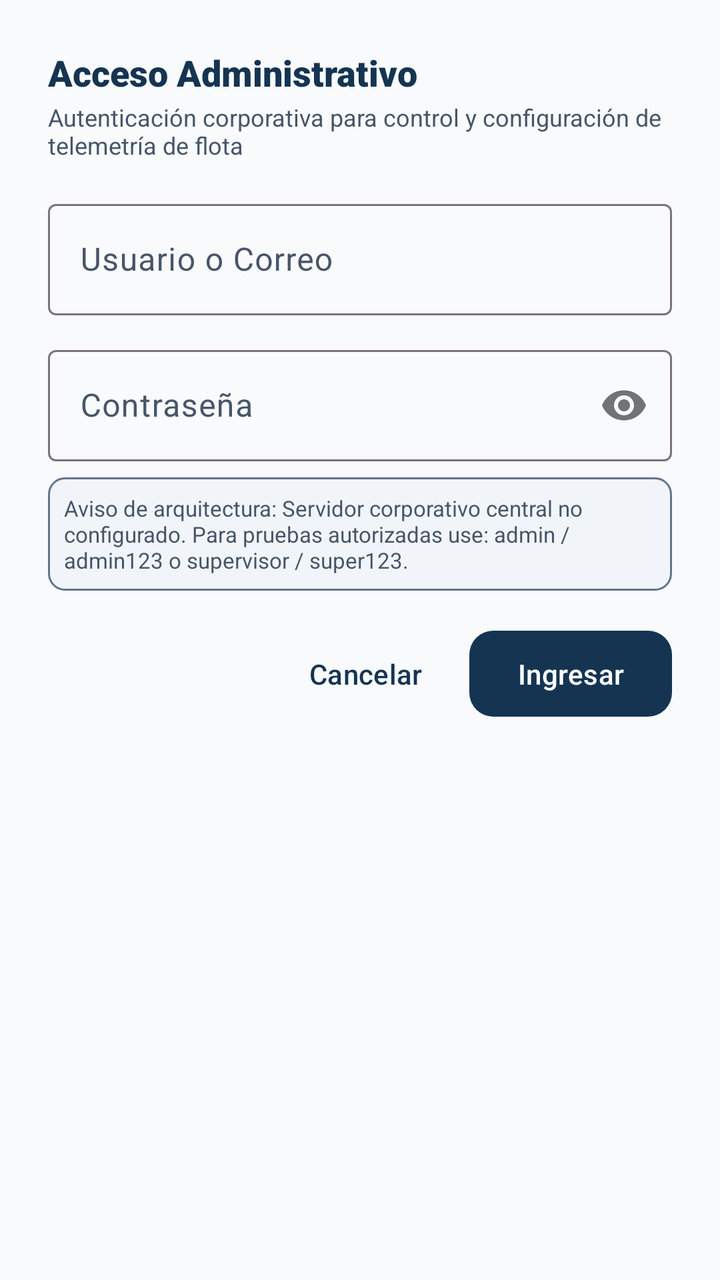
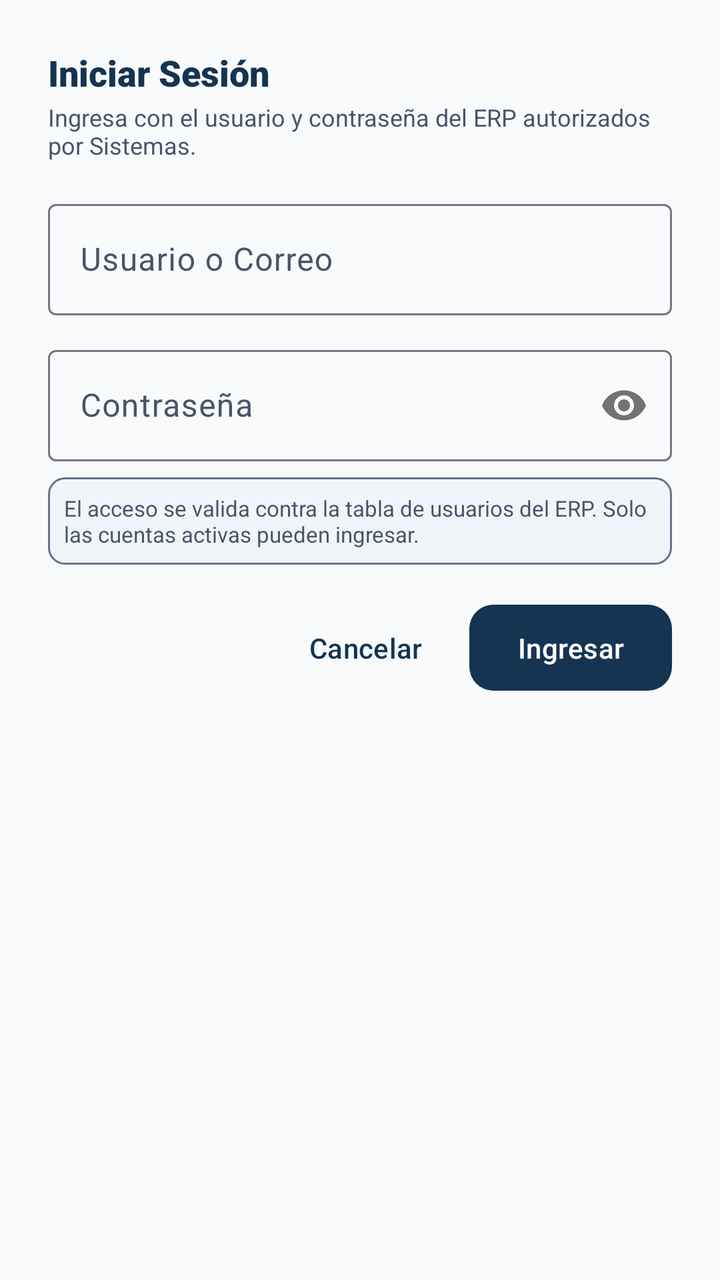

Two renders of the same Android screen: before a commit and after it. Below are the layout's source before the change and the commit's diff.
<!-- AndroidManifest.xml: application theme Theme.GPSCamiones -->
<!-- res/layout/dialog_login.xml -->
<?xml version="1.0" encoding="utf-8"?>
<LinearLayout xmlns:android="http://schemas.android.com/apk/res/android"
    xmlns:app="http://schemas.android.com/apk/res-auto"
    android:layout_width="match_parent"
    android:layout_height="wrap_content"
    android:orientation="vertical"
    android:padding="24dp">

    <TextView
        android:layout_width="wrap_content"
        android:layout_height="wrap_content"
        android:fontFamily="sans-serif-black"
        android:text="Acceso Administrativo"
        android:textColor="@color/primary_petrol"
        android:textSize="18sp" />

    <TextView
        android:layout_width="wrap_content"
        android:layout_height="wrap_content"
        android:layout_marginTop="2dp"
        android:fontFamily="sans-serif"
        android:text="Autenticación corporativa para control y configuración de telemetría de flota"
        android:textColor="@color/text_secondary"
        android:textSize="12sp" />

    <com.google.android.material.textfield.TextInputLayout
        android:id="@+id/til_username"
        style="@style/Widget.Material3.TextInputLayout.OutlinedBox"
        android:layout_width="match_parent"
        android:layout_height="wrap_content"
        android:layout_marginTop="16dp"
        android:hint="@string/auth_username">

        <com.google.android.material.textfield.TextInputEditText
            android:id="@+id/et_username"
            android:layout_width="match_parent"
            android:layout_height="wrap_content"
            android:inputType="textEmailAddress"
            android:singleLine="true" />
    </com.google.android.material.textfield.TextInputLayout>

    <com.google.android.material.textfield.TextInputLayout
        android:id="@+id/til_password"
        style="@style/Widget.Material3.TextInputLayout.OutlinedBox"
        android:layout_width="match_parent"
        android:layout_height="wrap_content"
        android:layout_marginTop="12dp"
        android:hint="@string/auth_password"
        app:passwordToggleEnabled="true">

        <com.google.android.material.textfield.TextInputEditText
            android:id="@+id/et_password"
            android:layout_width="match_parent"
            android:layout_height="wrap_content"
            android:inputType="textPassword"
            android:singleLine="true" />
    </com.google.android.material.textfield.TextInputLayout>

    <TextView
        android:id="@+id/tv_login_error"
        android:layout_width="match_parent"
        android:layout_height="wrap_content"
        android:layout_marginTop="8dp"
        android:fontFamily="sans-serif-medium"
        android:textColor="@color/status_danger"
        android:textSize="12sp"
        android:visibility="gone" />

    <TextView
        android:layout_width="match_parent"
        android:layout_height="wrap_content"
        android:layout_marginTop="8dp"
        android:background="@drawable/badge_status_neutral"
        android:fontFamily="sans-serif"
        android:padding="8dp"
        android:text="Aviso de arquitectura: Servidor corporativo central no configurado. Para pruebas autorizadas use: admin / admin123 o supervisor / super123."
        android:textColor="@color/text_secondary"
        android:textSize="11sp" />

    <ProgressBar
        android:id="@+id/progress_login"
        android:layout_width="wrap_content"
        android:layout_height="wrap_content"
        android:layout_gravity="center_horizontal"
        android:layout_marginTop="12dp"
        android:visibility="gone" />

    <LinearLayout
        android:layout_width="match_parent"
        android:layout_height="wrap_content"
        android:layout_marginTop="16dp"
        android:gravity="end"
        android:orientation="horizontal">

        <com.google.android.material.button.MaterialButton
            android:id="@+id/btn_cancel_login"
            style="@style/Widget.Material3.Button.TextButton"
            android:layout_width="wrap_content"
            android:layout_height="wrap_content"
            android:text="Cancelar" />

        <com.google.android.material.button.MaterialButton
            android:id="@+id/btn_submit_login"
            style="@style/Widget.GPSCamiones.Button.Primary"
            android:layout_width="wrap_content"
            android:layout_height="wrap_content"
            android:layout_marginStart="8dp"
            android:text="Ingresar" />
    </LinearLayout>

</LinearLayout>
<!-- resources referenced by this layout -->
<resources>
  <color name="primary_petrol">#153452</color>
  <color name="status_danger">#DC2626</color>
  <color name="text_secondary">#475569</color>
  <!-- drawable badge_status_neutral (drawable) -->
  <?xml version="1.0" encoding="utf-8"?>
  <shape xmlns:android="http://schemas.android.com/apk/res/android"
      android:shape="rectangle">
      <corners android:radius="8dp" />
      <solid android:color="@color/status_neutral_container" />
      <stroke
          android:width="1dp"
          android:color="@color/status_neutral" />
  </shape>
  <string name="auth_password">Contraseña</string>
  <string name="auth_username">Usuario o Correo</string>
  <style name="Widget.GPSCamiones.Button.Primary" parent="Widget.Material3.Button">
          <item name="backgroundTint">@color/primary_petrol</item>
          <item name="cornerRadius">12dp</item>
          <item name="android:textAllCaps">false</item>
          <item name="android:fontFamily">sans-serif-medium</item>
          <item name="android:paddingTop">12dp</item>
          <item name="android:paddingBottom">12dp</item>
      </style>
  <style name="Theme.GPSCamiones" parent="Base.Theme.GPSCamiones" />
  <color name="status_neutral_container">#F1F5F9</color>
  <color name="status_neutral">#64748B</color>
  <style name="Base.Theme.GPSCamiones" parent="Theme.Material3.DayNight.NoActionBar">
          
          <item name="colorPrimary">@color/primary_petrol</item>
          <item name="colorOnPrimary">@color/text_on_primary</item>
          <item name="colorPrimaryContainer">@color/primary_container</item>
          <item name="colorOnPrimaryContainer">@color/on_primary_container</item>
  
          <item name="colorSecondary">@color/secondary_accent</item>
          <item name="colorSecondaryContainer">@color/secondary_container</item>
  
          <item name="android:colorBackground">@color/bg_light</item>
          <item name="colorSurface">@color/bg_surface</item>
          <item name="colorSurfaceVariant">@color/bg_surface_variant</item>
          <item name="colorOnSurface">@color/text_primary</item>
          <item name="colorOnSurfaceVariant">@color/text_secondary</item>
  
          <item name="android:statusBarColor">@color/primary_petrol_dark</item>
          <item name="android:windowLightStatusBar">false</item>
          <item name="android:navigationBarColor">@color/bg_surface</item>
          <item name="android:windowLightNavigationBar" tools:targetApi="27">true</item>
      </style>
  <color name="text_on_primary">#FFFFFF</color>
  <color name="primary_container">#E8F1F8</color>
  <color name="on_primary_container">#0A1D30</color>
  <color name="secondary_accent">#1E6091</color>
  <color name="secondary_container">#DDEBFA</color>
  <color name="bg_light">#F8FAFC</color>
  <color name="bg_surface">#FFFFFF</color>
  <color name="bg_surface_variant">#F1F5F9</color>
  <color name="text_primary">#0F172A</color>
  <color name="primary_petrol_dark">#0E2337</color>
</resources>

<!-- the commit's change to res/layout/dialog_login.xml (unified diff, before → after) -->
@@ -10,7 +10,7 @@
         android:layout_width="wrap_content"
         android:layout_height="wrap_content"
         android:fontFamily="sans-serif-black"
-        android:text="Acceso Administrativo"
+        android:text="Iniciar Sesión"
         android:textColor="@color/primary_petrol"
         android:textSize="18sp" />
 
@@ -19,7 +19,7 @@
         android:layout_height="wrap_content"
         android:layout_marginTop="2dp"
         android:fontFamily="sans-serif"
-        android:text="Autenticación corporativa para control y configuración de telemetría de flota"
+        android:text="Ingresa con el usuario y contraseña del ERP autorizados por Sistemas."
         android:textColor="@color/text_secondary"
         android:textSize="12sp" />
 
@@ -73,7 +73,7 @@
         android:background="@drawable/badge_status_neutral"
         android:fontFamily="sans-serif"
         android:padding="8dp"
-        android:text="Aviso de arquitectura: Servidor corporativo central no configurado. Para pruebas autorizadas use: admin / admin123 o supervisor / super123."
+        android:text="El acceso se valida contra la tabla de usuarios del ERP. Solo las cuentas activas pueden ingresar."
         android:textColor="@color/text_secondary"
         android:textSize="11sp" />
 
